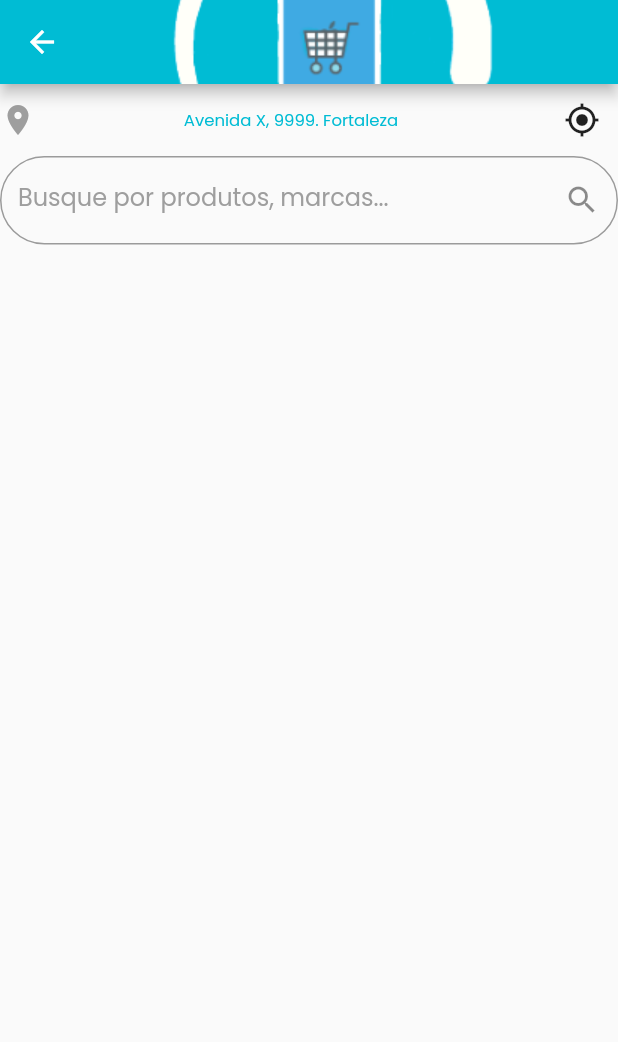
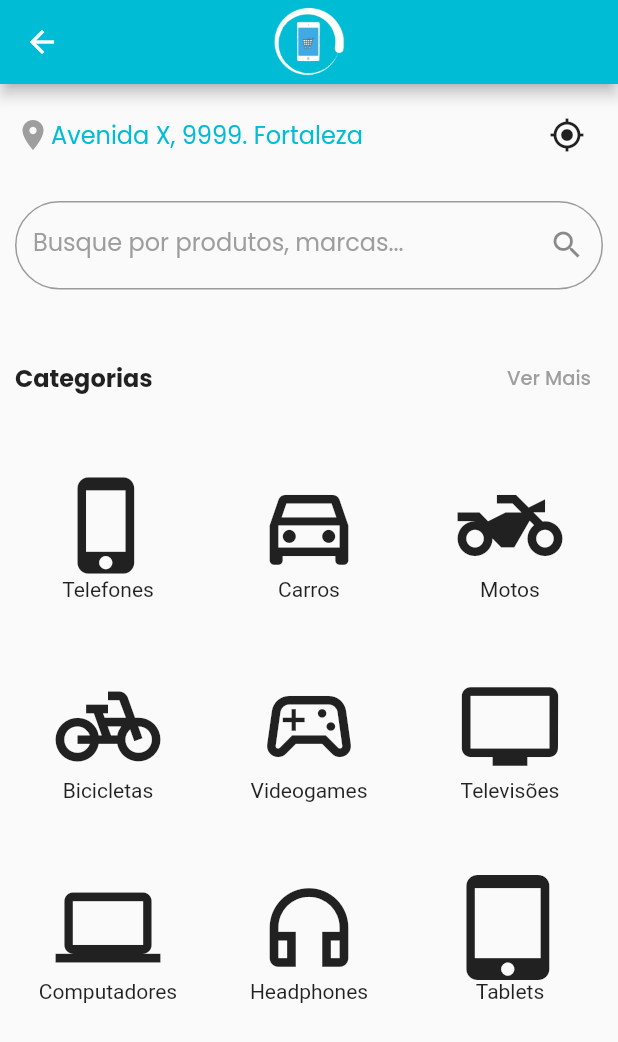
Before and after one commit to otavioalbucosta/FastDeal, a Flutter app: the HomePage screen opened directly, on a phone screen of 412 x 824 dp. Shown: the top 1042 px of the screen. Run offline on Flutter 3.47's test engine with Material 2 defaults, Android fonts, the phone set to English and light mode, and no system bars; our stand-ins replace google_fonts.

Commit message:
homepage done

```diff
--- a/lib/main.dart
+++ b/lib/main.dart
@@ -6,7 +6,7 @@ import 'package:google_fonts/google_fonts.dart';
 
 void main() {
   runApp(MaterialApp(
-    home: AnnouncementPage(),
+    home: LoginPage(),
     debugShowCheckedModeBanner: false,
   ));
 }
--- a/lib/view/homepage.dart
+++ b/lib/view/homepage.dart
@@ -9,25 +9,149 @@ class HomePage extends StatefulWidget {
 }
 
 class _HomePageState extends State<HomePage> {
+  List<Widget> _gridItens = [
+    Container(
+      child: Column(
+        mainAxisAlignment: MainAxisAlignment.center,
+        children: [
+          Icon(
+            Icons.phone_iphone_outlined,
+            size: 70.0,
+          ),
+          Text("Telefones", textAlign: TextAlign.center)
+        ],
+      ),
+    ),
+    Container(
+      child: Column(
+        mainAxisAlignment: MainAxisAlignment.center,
+        children: [
+          Icon(
+            Icons.directions_car_outlined,
+            size: 70.0,
+          ),
+          Text("Carros", textAlign: TextAlign.center)
+        ],
+      ),
+    ),
+    Container(
+      child: Column(
+        mainAxisAlignment: MainAxisAlignment.center,
+        children: [
+          Icon(
+            Icons.two_wheeler_outlined,
+            size: 70.0,
+          ),
+          Text("Motos", textAlign: TextAlign.center)
+        ],
+      ),
+    ),
+    Container(
+      child: Column(
+        mainAxisAlignment: MainAxisAlignment.center,
+        children: [
+          Icon(
+            Icons.pedal_bike_outlined,
+            size: 70.0,
+          ),
+          Text("Bicicletas", textAlign: TextAlign.center)
+        ],
+      ),
+    ),
+    Container(
+      child: Column(
+        mainAxisAlignment: MainAxisAlignment.center,
+        children: [
+          Icon(
+            Icons.sports_esports_outlined,
+            size: 70.0,
+          ),
+          Text("Videogames", textAlign: TextAlign.center)
+        ],
+      ),
+    ),
+    Container(
+      child: Column(
+        mainAxisAlignment: MainAxisAlignment.center,
+        children: [
+          Icon(
+            Icons.tv_outlined,
+            size: 70.0,
+          ),
+          Text("Televisões", textAlign: TextAlign.center)
+        ],
+      ),
+    ),
+    Container(
+      child: Column(
+        mainAxisAlignment: MainAxisAlignment.center,
+        children: [
+          Icon(
+            Icons.computer_outlined,
+            size: 70.0,
+          ),
+          Text("Computadores", textAlign: TextAlign.center)
+        ],
+      ),
+    ),
+    Container(
+      child: Column(
+        mainAxisAlignment: MainAxisAlignment.center,
+        children: [
+          Icon(
+            Icons.headphones_outlined,
+            size: 70.0,
+          ),
+          Text("Headphones", textAlign: TextAlign.center)
+        ],
+      ),
+    ),
+    Container(
+      child: Column(
+        mainAxisAlignment: MainAxisAlignment.center,
+        children: [
+          Icon(
+            Icons.tablet_mac_outlined,
+            size: 70.0,
+          ),
+          Text("Tablets", textAlign: TextAlign.center)
+        ],
+      ),
+    ),
+  ];
+
   @override
   Widget build(BuildContext context) {
     return Scaffold(
       appBar: AppBar(
         backgroundColor: Colors.cyan,
-        title: Image.asset("assets/logo.png"),
+        title: Container(
+            height: 52, width: 65, child: Image.asset("assets/logo.png")),
         centerTitle: true,
       ),
-      body: Column(
+      body: SingleChildScrollView(
+        child: Column(
           crossAxisAlignment: CrossAxisAlignment.stretch,
           children: [
-          Row(mainAxisAlignment: MainAxisAlignment.spaceBetween, children: [
+            Padding(
+                padding: EdgeInsets.all(10.0),
+                child: Row(children: [
                   Icon(Icons.place, color: Colors.grey),
-            Text("Avenida X, 9999. Fortaleza",
+                  Align(
+                      alignment: Alignment.centerLeft,
+                      child: Text("Avenida X, 9999. Fortaleza",
                           textAlign: TextAlign.start,
-                style: GoogleFonts.poppins(color: Colors.cyan, fontSize: 11.0)),
-            IconButton(icon: Icon(Icons.my_location), onPressed: () {})
-          ]),
-          TextField(
+                          style: GoogleFonts.poppins(
+                              color: Colors.cyan, fontSize: 16.0))),
+                  Expanded(
+                      child: Align(
+                          alignment: Alignment.centerRight,
+                          child: IconButton(
+                              icon: Icon(Icons.my_location), onPressed: () {})))
+                ])),
+            Padding(
+              padding: EdgeInsets.all(10.0),
+              child: TextField(
                 decoration: InputDecoration(
                     labelText: "Busque por produtos, marcas...",
                     labelStyle: GoogleFonts.poppins(color: Colors.grey),
@@ -38,7 +162,34 @@ class _HomePageState extends State<HomePage> {
                     border: OutlineInputBorder(
                         borderRadius: BorderRadius.circular(30.0))),
               ),
+            ),
+            Padding(
+                padding: EdgeInsets.only(
+                    left: 10.0, right: 10, bottom: 10, top: 25.2),
+                child: Row(
+                  mainAxisAlignment: MainAxisAlignment.spaceBetween,
+                  children: [
+                    Text("Categorias",
+                        style: GoogleFonts.poppins(
+                            fontSize: 16.0, fontWeight: FontWeight.w700)),
+                    TextButton(
+                        style: TextButton.styleFrom(primary: Colors.grey),
+                        onPressed: () {},
+                        child: Text("Ver Mais",
+                            style: GoogleFonts.poppins(fontSize: 13.0)))
                   ],
+                )),
+            SizedBox(
+                height: 450,
+                child: GridView.count(
+                    crossAxisCount: 3,
+                    padding: EdgeInsets.all(10.0),
+                    crossAxisSpacing: 10.0,
+                    mainAxisSpacing: 10.0,
+                    shrinkWrap: false,
+                    children: _gridItens)),
+          ],
+        ),
       ),
     );
   }
--- a/lib/view/mainpage.dart
+++ b/lib/view/mainpage.dart
@@ -27,7 +27,9 @@ class _MainPageState extends State<MainPage> {
       ),
       bottomNavigationBar: BottomNavigationBar(
         onTap: (index) {
-          _pageController.jumpToPage(index);
+          setState(() {
+            _pageController.jumpToPage(index);
+          });
         },
         currentIndex: _selectedIndex,
         items: [
```
Lines whose indentation alone changed are shown as unchanged.
